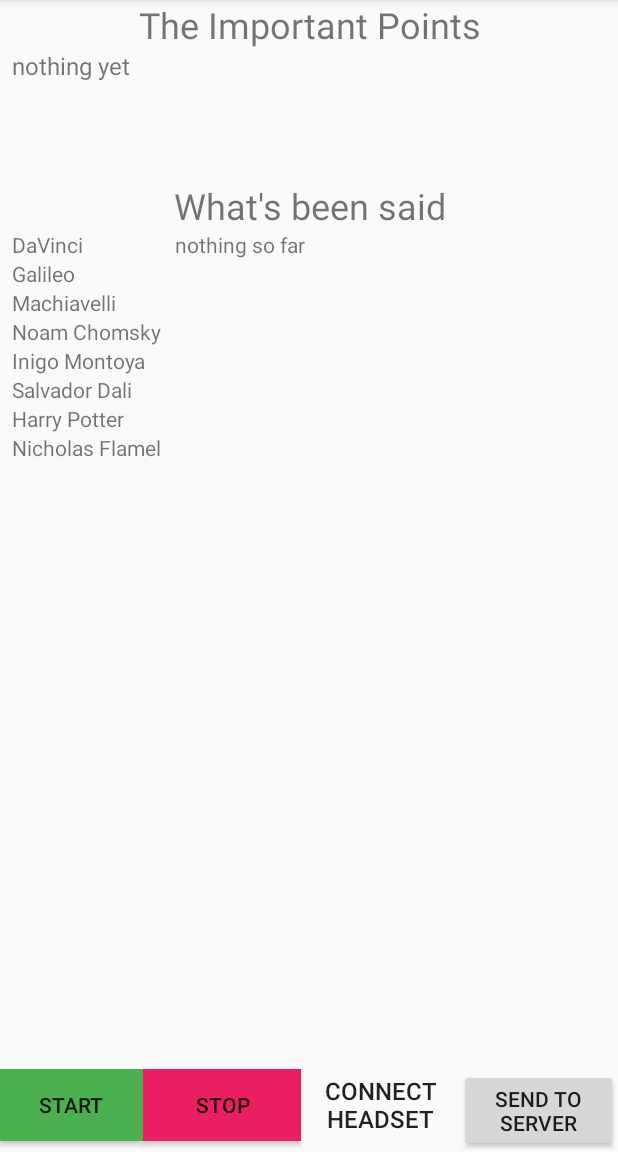
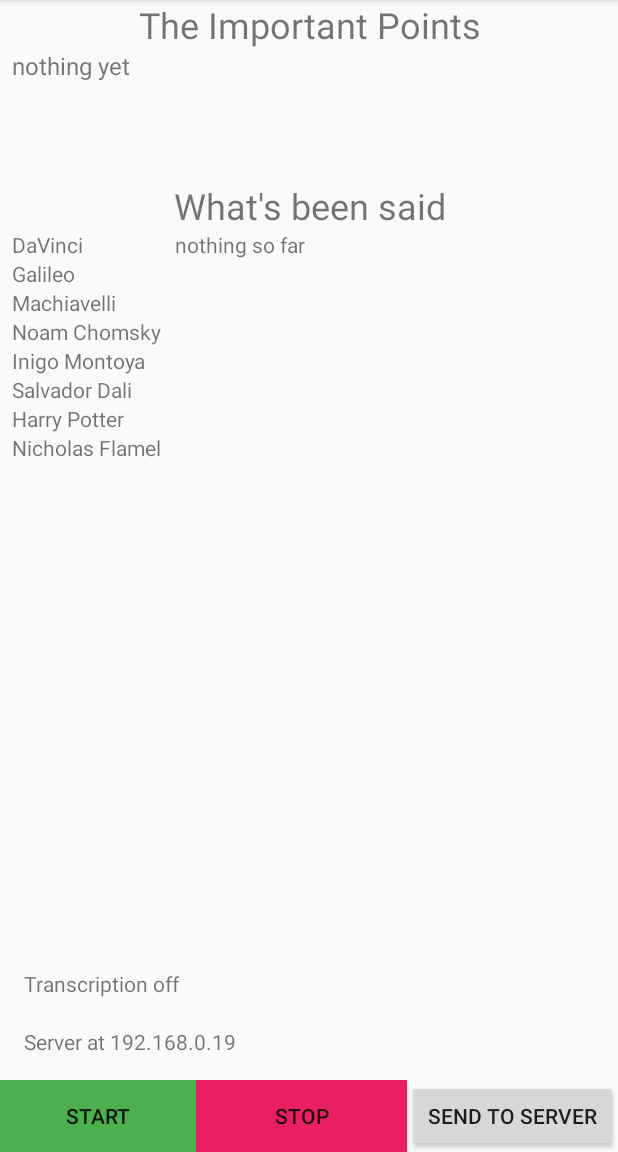
Before and after one commit to stairs1/memory-expansion-tools, an Android app: the screen it shows after launch (MainActivity), on a phone screen of 412 x 824 dp, the part 84-1236 px from its top. Run offline under Robolectric (Android 15) with nearby library versions, the phone set to English and light mode, and no system bars.

Commit message:
android bluetooth improvements, status info

```diff
--- a/SAMdroid/app/src/main/java/com/example/samdroid/MainActivity.java
+++ b/SAMdroid/app/src/main/java/com/example/samdroid/MainActivity.java
@@ -1,5 +1,6 @@
 package com.example.samdroid;
 
+import android.app.ActivityManager;
 import android.content.BroadcastReceiver;
 import android.content.Context;
 import android.content.Intent;
@@ -15,6 +16,8 @@ import org.json.JSONException;
 import org.json.JSONObject;
 
 import java.io.*;
+import java.net.InetAddress;
+import java.net.UnknownHostException;
 import java.util.*;
 
 
@@ -33,6 +36,9 @@ public class MainActivity extends AppCompatActivity {
     public TextView stage2;
     public TextView stage3;
     public TextView stage4;
+    public TextView headset_state;
+    public TextView voicerec_state;
+    public TextView server_state;
     Intent FullServiceIntent;
 
     BroadcastReceiver broadcastReceiver;
@@ -43,6 +49,7 @@ public class MainActivity extends AppCompatActivity {
             @Override
             public void onReceive(Context context, Intent intent) {
                 String[] s1 = intent.getStringArrayExtra("DATAPASSED");
+                if(s1 != null) {
                     ArrayList<String> phrases = new ArrayList(Arrays.asList(s1));
                     if (phrases.size() > 0) {
                         phrase1.setText(phrases.get(0));
@@ -84,7 +91,9 @@ public class MainActivity extends AppCompatActivity {
                     } else {
                         phrase8.setText("");
                     }
+                }
                 String[] stage = intent.getStringArrayExtra("STAGE");
+                if(stage != null) {
                     ArrayList<String> stages = new ArrayList(Arrays.asList(stage));
                     if (stages.size() > 0) {
                         stage1.setText(stages.get(0));
@@ -104,7 +113,19 @@ public class MainActivity extends AppCompatActivity {
                     } else {
                         stage4.setText("");
                     }
-
+                }
+                String headset = intent.getStringExtra("WITH_HEADSET");
+                if (headset != null){
+                    headset_state.setText(headset);
+                }
+                String started = intent.getStringExtra("STARTED");
+                if(started!=null && started.equalsIgnoreCase("on")){
+                    voicerec_state.setText("Voice Recognition ON");
+                }
+                else if(started != null && started.equalsIgnoreCase("off")){
+                    voicerec_state.setText("Voice Recognition OFF");
+                    headset_state.setText("");
+                }
             }
         };
     }
@@ -127,6 +148,9 @@ public class MainActivity extends AppCompatActivity {
         stage2 = findViewById(R.id.stage2);
         stage3 = findViewById(R.id.stage3);
         stage4 = findViewById(R.id.stage4);
+        headset_state = findViewById(R.id.headset_info);
+        voicerec_state = findViewById(R.id.network_info);
+        server_state = findViewById(R.id.server_info);
 
         if(savedInstanceState!=null){
             phrase1.setText(savedInstanceState.getString("P1"));
@@ -141,6 +165,9 @@ public class MainActivity extends AppCompatActivity {
             stage2.setText(savedInstanceState.getString("S2"));
             stage4.setText(savedInstanceState.getString("S3"));
             stage4.setText(savedInstanceState.getString("S4"));
+            voicerec_state.setText(savedInstanceState.getString("vstate"));
+            headset_state.setText(savedInstanceState.getString("hstate"));
+            server_state.setText(savedInstanceState.getString("sstate"));
         }
 
         IntentFilter intentFilter = new IntentFilter();
@@ -153,6 +180,11 @@ public class MainActivity extends AppCompatActivity {
         IntentFilter intentFilter = new IntentFilter();
         intentFilter.addAction("com.example.samdroid");
         registerReceiver(broadcastReceiver, intentFilter);
+        try {
+            server_state.setText("Server at " + InetAddress.getByAddress(SendUDP.address).toString().substring(1));
+        } catch (UnknownHostException e) {
+            e.printStackTrace();
+        }
 
         super.onStart();
     }
@@ -172,14 +204,11 @@ public class MainActivity extends AppCompatActivity {
         savedInstanceState.putString("S2", (String)stage2.getText());
         savedInstanceState.putString("S3", (String)stage3.getText());
         savedInstanceState.putString("S4", (String)stage4.getText());
+        savedInstanceState.putString("vstate", (String)voicerec_state.getText());
+        savedInstanceState.putString("hstate", (String)headset_state.getText());
+        savedInstanceState.putString("sstate", (String)server_state.getText());
 
         super.onSaveInstanceState(savedInstanceState);
-    }
-
-   public void doit(View view){
-       Log.d(LOG_TAG, "headset");
-       FullService.setupBluetooth(this);
-
     }
 
    public void start_service(View view){
--- a/SAMdroid/app/src/main/java/com/example/samdroid/SendUDP.java
+++ b/SAMdroid/app/src/main/java/com/example/samdroid/SendUDP.java
@@ -13,7 +13,7 @@ import java.net.InetAddress;
 public class SendUDP {
     public static final int SERVER_PORT = 5005;
     public static InetAddress inet_addr;
-    public static byte[] address = {(byte) 192, (byte) 168, (byte) 0, (byte) 22};
+    public static byte[] address = {(byte) 192, (byte) 168, (byte) 0, (byte) 19};
     public static final String LOG_TAG = SendUDP.class.getSimpleName();
 
     private static boolean send_help(String to_send){
--- a/SAMdroid/app/src/main/res/layout/activity_main.xml
+++ b/SAMdroid/app/src/main/res/layout/activity_main.xml
@@ -10,6 +10,7 @@
     <android.widget.LinearLayout
         android:layout_width="match_parent"
         android:layout_height="wrap_content"
+        android:id="@+id/linearbottom"
         android:orientation="horizontal"
         app:layout_constraintBottom_toBottomOf="parent">
 
@@ -31,15 +32,7 @@
                 android:background="#E91E63"
                 android:layout_weight="1"
                 android:layout_gravity="center_horizontal" />
-        <Button
-                android:text="@string/button_headset"
-                android:layout_width="10dp"
-                android:layout_height="wrap_content"
-                android:onClick="doit"
-                android:id="@+id/button_do"
-                android:layout_gravity="right"
-                android:layout_weight="1"
-                android:textSize="16sp" android:background="#00531313" />
+
         <Button
                 android:text="Send to Server"
                 android:layout_width="10dp"
@@ -50,6 +43,34 @@
                 android:layout_weight="1" />
 
     </android.widget.LinearLayout>
+
+    <RelativeLayout
+            android:layout_width="wrap_content"
+            android:layout_height="wrap_content"
+            android:id="@+id/info_box"
+            app:layout_constraintBottom_toTopOf="@+id/linearbottom" app:layout_constraintStart_toStartOf="parent"
+            android:layout_marginStart="16dp" android:layout_marginBottom="16dp">
+
+        <TextView
+                android:layout_width="wrap_content"
+                android:layout_height="wrap_content"
+                android:text="Transcription off"
+                android:id="@+id/network_info"/>
+
+        <TextView
+                android:layout_width="wrap_content"
+                android:layout_height="wrap_content"
+                android:layout_below="@id/network_info"
+                android:id="@+id/headset_info"/>
+
+        <TextView
+                android:layout_width="wrap_content"
+                android:layout_height="wrap_content"
+                android:text="Server at ?"
+                android:layout_below="@id/headset_info"
+                android:id="@+id/server_info"/>
+
+    </RelativeLayout>
 
 
     <RelativeLayout android:layout_width="match_parent"
```
Also changed, not shown: SAMdroid/app/src/main/java/com/example/samdroid/FullService.java (+28 -98 lines), 1 other file. Lines whose indentation alone changed are shown as unchanged.
